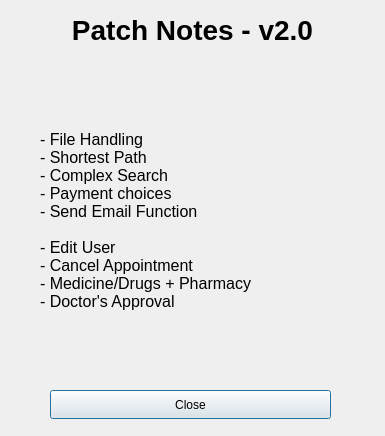
Above: patchnoteswindow.ui from KirolousFouty/Hospital_Project before the change. Below: the same form after it.
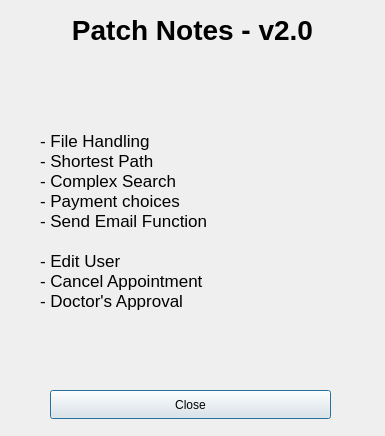
That is the form after the change.

```diff
--- a/patchnoteswindow.ui
+++ b/patchnoteswindow.ui
@@ -46,7 +46,7 @@
    </property>
    <property name="font">
     <font>
-     <pointsize>12</pointsize>
+     <pointsize>13</pointsize>
     </font>
    </property>
    <property name="text">
@@ -58,7 +58,6 @@
 
 - Edit User
 - Cancel Appointment
-- Medicine/Drugs + Pharmacy
 - Doctor's Approval</string>
    </property>
   </widget>
```
